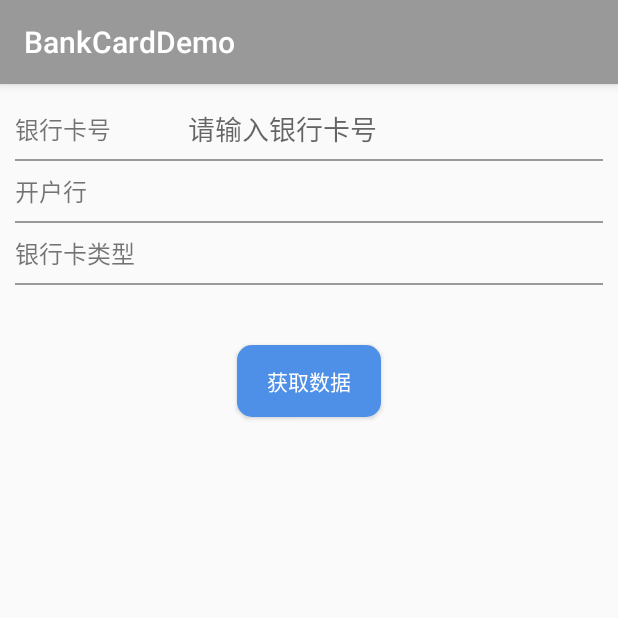
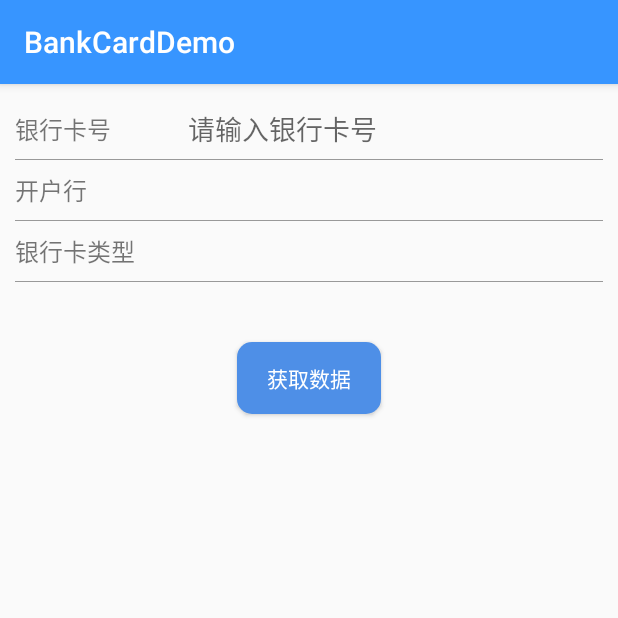
Before and after one commit to MardaWang0518/BankCardDemo, an Android app: the screen it shows after launch (MainActivity), on a phone screen of 412 x 824 dp, the top half of it. Run offline under Robolectric (Android 15) with nearby library versions, the phone set to English and light mode, and no system bars.

Commit message:
样式优化

```diff
--- a/app/src/main/res/layout/activity_main.xml
+++ b/app/src/main/res/layout/activity_main.xml
@@ -35,8 +35,8 @@
 
     <View
         android:layout_width="match_parent"
-        android:layout_height="1dp"
-        android:background="@color/colorPrimary"/>
+        android:layout_height="1px"
+        android:background="@color/divide_color"/>
 
     <LinearLayout
         android:layout_width="match_parent"
@@ -64,8 +64,8 @@
 
     <View
         android:layout_width="match_parent"
-        android:layout_height="1dp"
-        android:background="@color/colorPrimary"/>
+        android:layout_height="1px"
+        android:background="@color/divide_color"/>
 
     <LinearLayout
         android:layout_width="match_parent"
@@ -92,8 +92,8 @@
 
     <View
         android:layout_width="match_parent"
-        android:layout_height="1dp"
-        android:background="@color/colorPrimary"/>
+        android:layout_height="1px"
+        android:background="@color/divide_color"/>
 
     <Button
         android:id="@+id/tv_get"
--- a/app/src/main/res/values/colors.xml
+++ b/app/src/main/res/values/colors.xml
@@ -1,6 +1,7 @@
 <?xml version="1.0" encoding="utf-8"?>
 <resources>
-    <color name="colorPrimary">#999999</color>
+    <color name="divide_color">#999999</color>
+    <color name="colorPrimary">#3795FF</color>
     <color name="colorPrimaryDark">#303F9F</color>
     <color name="colorAccent">#FF4081</color>
     <color name="blue">#3795FF</color>
```
